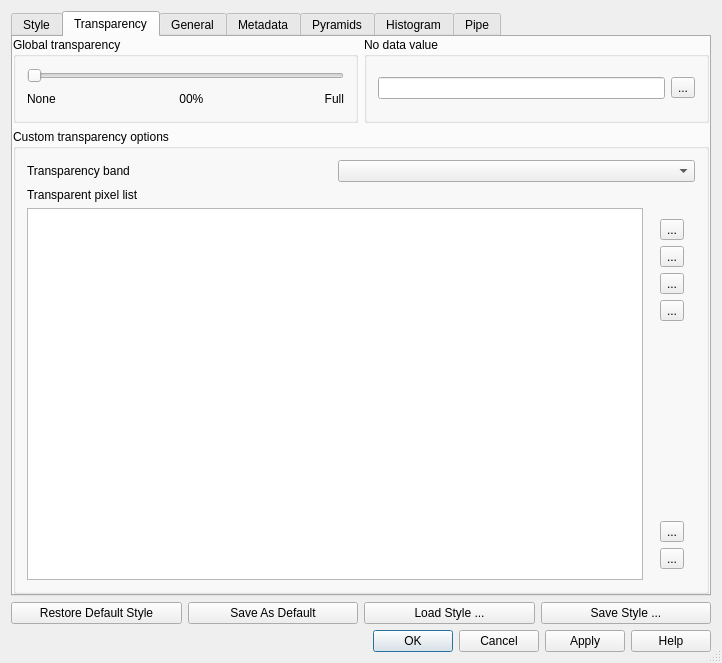
This is src/ui/qgsrasterlayerpropertiesbase.ui in carsmie/QGIS as Qt 5 draws it before an edit. The edited form follows.
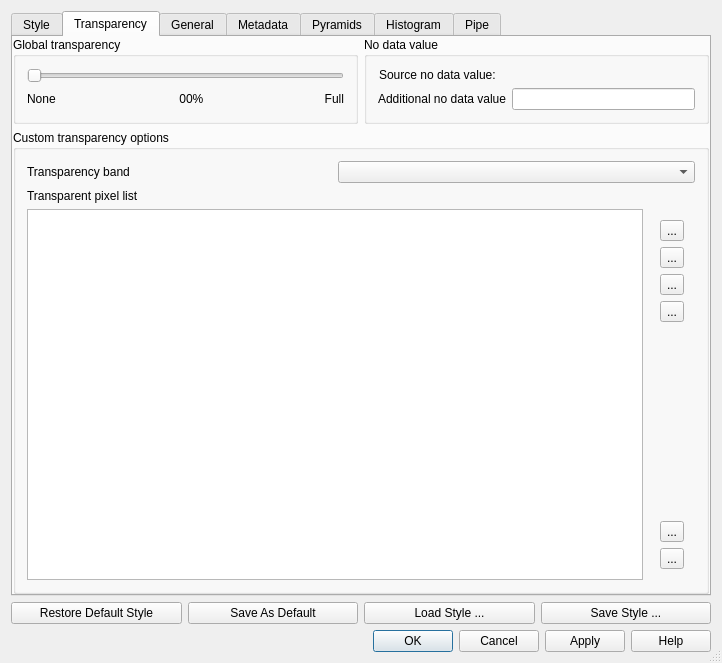
This is the edited form. The open tabs and pages were chosen to show the change. Icons and pictures are not drawn.

Commit message: reimplemented user defined raster no data values

```diff
--- a/src/ui/qgsrasterlayerpropertiesbase.ui
+++ b/src/ui/qgsrasterlayerpropertiesbase.ui
@@ -10,6 +10,12 @@
     <height>663</height>
    </rect>
   </property>
+  <property name="sizePolicy">
+   <sizepolicy hsizetype="Minimum" vsizetype="Preferred">
+    <horstretch>0</horstretch>
+    <verstretch>0</verstretch>
+   </sizepolicy>
+  </property>
   <property name="windowTitle">
    <string>Raster Layer Properties</string>
   </property>
@@ -428,21 +434,55 @@
          </property>
          <layout class="QGridLayout" name="gridLayout_5">
           <item row="0" column="0">
-           <widget class="QLineEdit" name="leNoDataValue"/>
+           <layout class="QHBoxLayout" name="horizontalLayout_3">
+            <property name="leftMargin">
+             <number>1</number>
+            </property>
+            <item>
+             <widget class="QLabel" name="lblSrcNoDataValueLabel">
+              <property name="text">
+               <string>Source no data value:</string>
+              </property>
+             </widget>
+            </item>
+            <item>
+             <widget class="QLabel" name="lblSrcNoDataValue">
+              <property name="sizePolicy">
+               <sizepolicy hsizetype="Expanding" vsizetype="Preferred">
+                <horstretch>0</horstretch>
+                <verstretch>0</verstretch>
+               </sizepolicy>
+              </property>
+              <property name="toolTip">
+               <string>Original data source no data value, if exists.</string>
+              </property>
+              <property name="text">
+               <string>&lt;src no data value&gt;</string>
+              </property>
+             </widget>
+            </item>
+           </layout>
           </item>
-          <item row="0" column="1">
-           <widget class="QToolButton" name="btnResetNull">
-            <property name="toolTip">
-             <string>Reset to file defined null</string>
-            </property>
-            <property name="text">
-             <string>...</string>
-            </property>
-            <property name="icon">
-             <iconset resource="../../images/images.qrc">
-              <normaloff>:/images/themes/default/mActionDraw.png</normaloff>:/images/themes/default/mActionDraw.png</iconset>
-            </property>
-           </widget>
+          <item row="1" column="0">
+           <layout class="QHBoxLayout" name="horizontalLayout_4">
+            <item>
+             <widget class="QLabel" name="lblUserNoDataValueLabel">
+              <property name="toolTip">
+               <string>Additional user defined no data value.</string>
+              </property>
+              <property name="text">
+               <string>Additional no data value</string>
+              </property>
+             </widget>
+            </item>
+            <item>
+             <widget class="QLineEdit" name="leNoDataValue">
+              <property name="toolTip">
+               <string>Additional user defined no data value.</string>
+              </property>
+             </widget>
+            </item>
+           </layout>
           </item>
          </layout>
         </widget>
```
Left out of the diff: 8 changed lines with no effect on the pictures. The commit also changes 8 other files.
